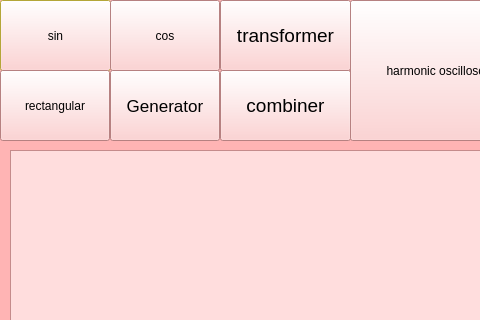
maksvorobev/our_project, file source/widget.ui: the form before one commit; both pictures show x 0 to 480 and y 0 to 320 of the 1000 by 800 pixel window.
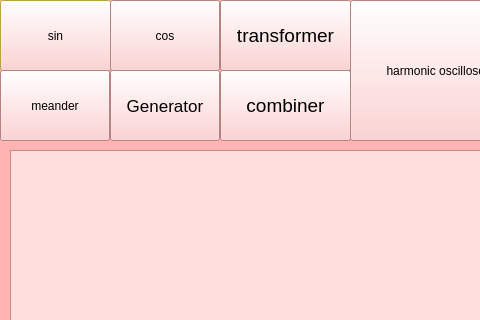
The form after the commit. Icons and pictures are not drawn. Custom widgets are drawn as their Qt base class.

What changed in the file:
```diff
--- a/source/widget.ui
+++ b/source/widget.ui
@@ -319,7 +319,7 @@
     </rect>
    </property>
    <property name="text">
-    <string>rectangular</string>
+    <string>meander</string>
    </property>
    <property name="icon">
     <iconset>
```
